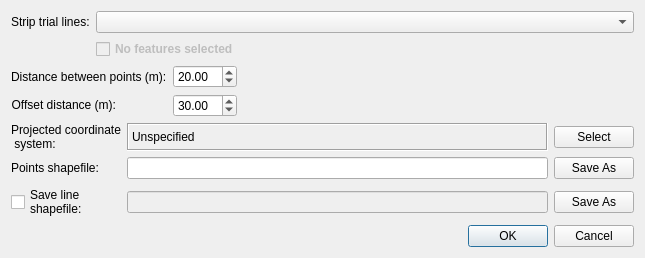
The window that pat/gui/stripTrialPoints_dialog_base.ui (CSIRO-Precision-Agriculture/PAT_QGIS_Plugin) describes before a commit, drawn with Qt 5.
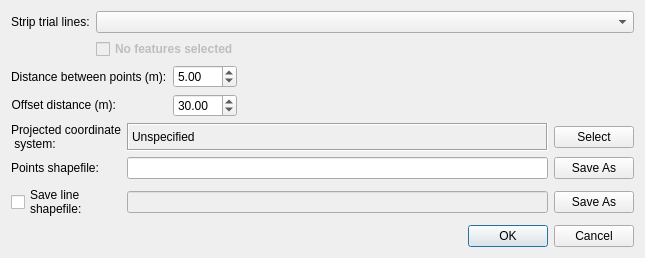
The same window after the commit. Custom widgets are drawn as their Qt base class.

The edit to the form file:
```diff
--- a/pat/gui/stripTrialPoints_dialog_base.ui
+++ b/pat/gui/stripTrialPoints_dialog_base.ui
@@ -10,7 +10,7 @@
     <x>0</x>
     <y>0</y>
     <width>651</width>
-    <height>242</height>
+    <height>249</height>
    </rect>
   </property>
   <property name="sizePolicy">
@@ -370,7 +370,7 @@
            <double>5.000000000000000</double>
           </property>
           <property name="value">
-           <double>20.000000000000000</double>
+           <double>5.000000000000000</double>
           </property>
          </widget>
         </item>
```
Left out of the diff: 3 changed lines with no effect on the pictures.
